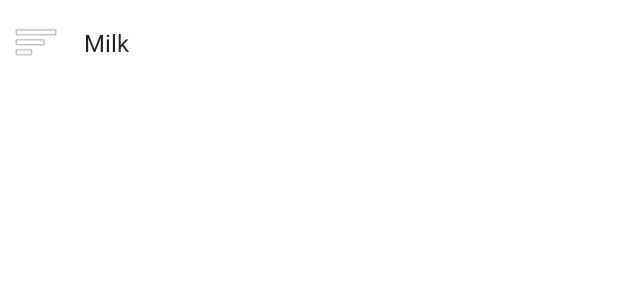
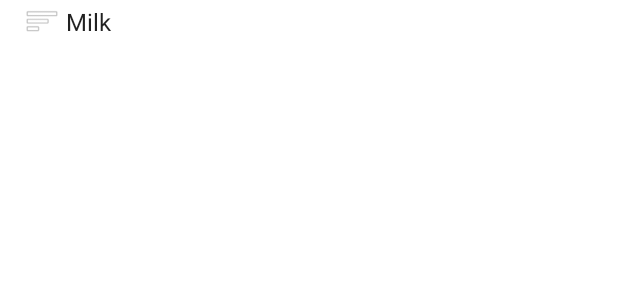
Before and after one commit to grandchild/Quickshopper3000, an Android app: the layout item_store_edit.xml on its own in the app's theme, with its tools: preview values and no code run, on a phone screen of 412 x 824 dp. Shown: the top 300 px of the screen. Run offline under Robolectric (Android 15) with nearby library versions, the light colour scheme and no system bars.

Commit message:
Reduce list item height

```diff
--- a/app/src/main/res/layout/item_store_edit.xml
+++ b/app/src/main/res/layout/item_store_edit.xml
@@ -5,18 +5,18 @@
     xmlns:tools="http://schemas.android.com/tools"
     android:layout_width="match_parent"
     android:layout_height="wrap_content"
-    android:minHeight="56dp"
+    android:minHeight="0dp"
     android:background="?attr/selectableItemBackground"
-    android:paddingStart="8dp"
+    android:paddingStart="16dp"
     android:paddingEnd="16dp"
-    android:paddingTop="8dp"
-    android:paddingBottom="8dp"
+    android:paddingTop="2dp"
+    android:paddingBottom="2dp"
 >
 
     <ImageView
         android:id="@+id/drag_handle"
-        android:layout_width="32dp"
-        android:layout_height="32dp"
+        android:layout_width="24dp"
+        android:layout_height="24dp"
         android:contentDescription="@string/drag_handle"
         android:src="@android:drawable/ic_menu_sort_by_size"
         android:alpha="0.5"
@@ -31,8 +31,9 @@
         android:layout_height="wrap_content"
         android:textSize="16sp"
         android:textColor="?android:attr/textColorPrimary"
-        android:layout_marginStart="16dp"
-        android:layout_marginEnd="16dp"
+        android:maxLines="1"
+        android:ellipsize="end"
+        android:layout_marginStart="4dp"
         app:layout_constraintStart_toEndOf="@+id/drag_handle"
         app:layout_constraintEnd_toEndOf="parent"
         app:layout_constraintTop_toTopOf="parent"
```
Also changed, not shown: app/src/main/res/layout/item_shopping_item.xml (+14 -12 lines), app/src/main/res/layout/item_store.xml (+8 -5 lines).
